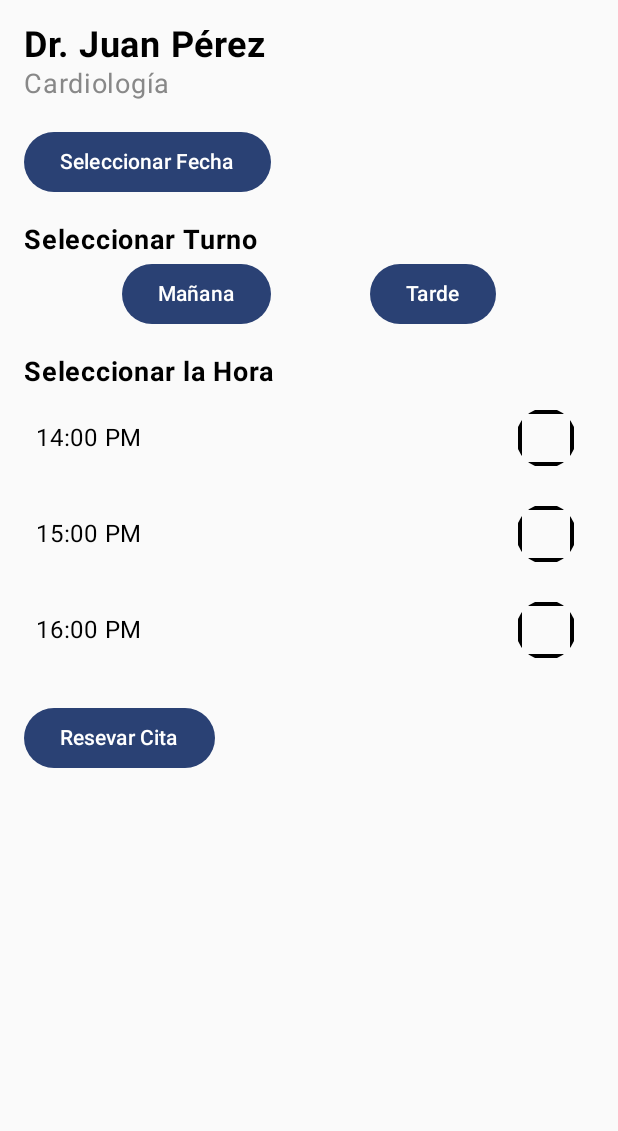
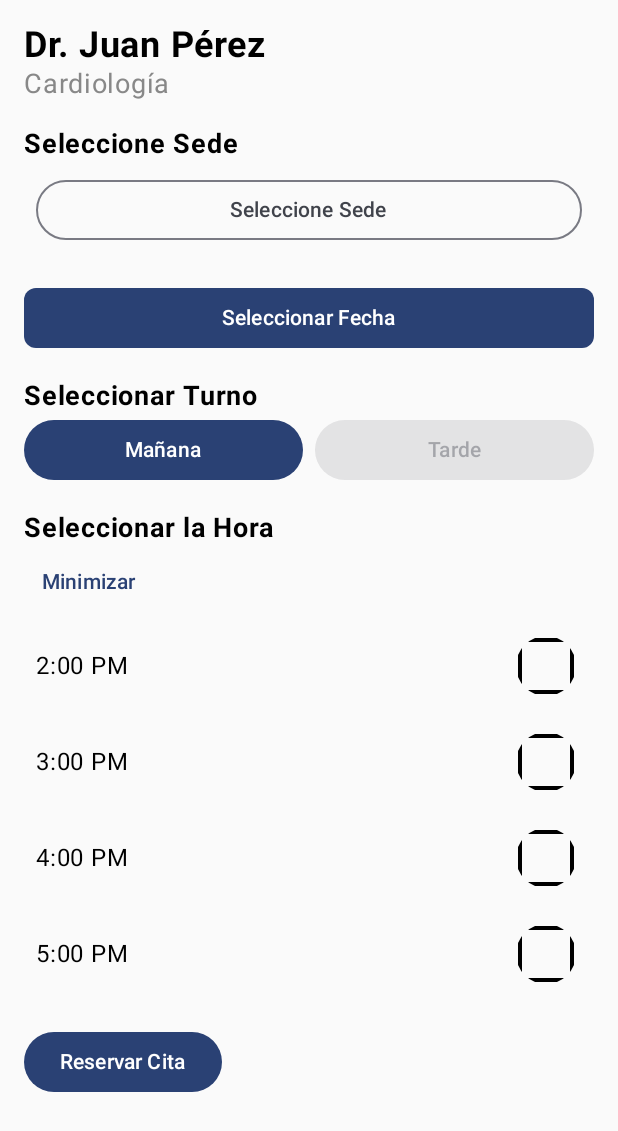
Before and after one commit to GeanUribe99/BioUp, an Android app built with Jetpack Compose: the screen it shows after launch (MainActivity), after a tap on "Tarde", on a phone screen of 412 x 824 dp. Shown: the top 1131 px of the screen. Run offline under Robolectric (Android 15) with nearby library versions, the phone set to English and light mode, and no system bars; 3 other taps on this screen came first.

Commit message:
Se agrega la actualización de ReservarCitasScreen

```diff
--- a/app/src/main/java/pe/edu/idat/bioup/auth/view/ReservarCitasScreen.kt
+++ b/app/src/main/java/pe/edu/idat/bioup/auth/view/ReservarCitasScreen.kt
@@ -3,6 +3,9 @@ package pe.edu.idat.bioup.auth.view
 import android.content.Context
 import android.icu.util.Calendar
 import android.widget.DatePicker
+import android.widget.Toast
+import androidx.compose.animation.AnimatedVisibility
+import androidx.compose.animation.core.tween
 import androidx.compose.foundation.layout.Arrangement
 import androidx.compose.foundation.layout.Column
 import androidx.compose.foundation.layout.Row
@@ -10,10 +13,17 @@ import androidx.compose.foundation.layout.Spacer
 import androidx.compose.foundation.layout.fillMaxWidth
 import androidx.compose.foundation.layout.padding
 import androidx.compose.foundation.layout.size
+import androidx.compose.foundation.rememberScrollState
+import androidx.compose.foundation.shape.RoundedCornerShape
+import androidx.compose.foundation.verticalScroll
 import androidx.compose.material3.Button
+import androidx.compose.material3.DropdownMenu
+import androidx.compose.material3.DropdownMenuItem
 import androidx.compose.material3.Icon
 import androidx.compose.material3.IconButton
+import androidx.compose.material3.OutlinedButton
 import androidx.compose.material3.Text
+import androidx.compose.material3.TextButton
 import androidx.compose.runtime.Composable
 import androidx.compose.runtime.MutableState
 import androidx.compose.runtime.mutableStateOf
@@ -21,14 +31,17 @@ import androidx.compose.runtime.remember
 import androidx.compose.ui.Alignment
 import androidx.compose.ui.Modifier
 import androidx.compose.ui.graphics.Color
+import androidx.compose.ui.layout.onGloballyPositioned
 import androidx.compose.ui.res.painterResource
 import androidx.compose.ui.text.font.FontWeight
 import androidx.compose.ui.unit.dp
 import androidx.compose.ui.unit.sp
+import androidx.compose.ui.unit.toSize
 import pe.edu.idat.bioup.R
 
 @Composable
 fun ReservarCitasScreen(context: Context) {
+    val scrollState = rememberScrollState()
     val doctorName = "Dr. Juan Pérez"
     val especialidad = "Cardiología"
     val fecha = remember {
@@ -37,16 +50,31 @@ fun ReservarCitasScreen(context: Context) {
     val seleccionarTurno = remember {
         mutableStateOf("")
     }
-    val turnoMañana = listOf("9:00 AM", "10:00 AM", "11:00 AM")
-
-    val turnoTarde = listOf("14:00 PM", "15:00 PM", "16:00 PM")
-
-    val seleccionarHora = remember { mutableStateOf("") }
+    val seleccionarHora = remember {
+        mutableStateOf("")
+    }
+    val expanded = remember {
+        mutableStateOf(false)
+    }
+    val selectedSede = remember {
+        mutableStateOf("Seleccione Sede")
+    }
+    val expandirHora = remember { mutableStateOf(true) }
+    val turnoDisponibles = listOf("8:00 AM", "9:00 AM", "10:00 AM", "11:00 AM")
+    val turnoTarde = listOf("2:00 PM", "3:00 PM", "4:00 PM", "5:00 PM")
+    val sedes = listOf(
+        "Centro Medico Lima",
+        "Clinica Surco",
+        "Hospital Central",
+        "Centro de Salud Miraflores"
+    )
+    val dropdownMenuSize = remember { mutableStateOf(androidx.compose.ui.geometry.Size.Zero) }
 
     Column(
         modifier = Modifier
             .fillMaxWidth()
             .padding(16.dp)
+            .verticalScroll(scrollState) // Permite hacer el scroll vertical
     ) {
         //Información del Doctor
         Text(text = doctorName, fontWeight = FontWeight.Bold, fontSize = 24.sp)
@@ -54,9 +82,40 @@ fun ReservarCitasScreen(context: Context) {
 
         Spacer(modifier = Modifier.size(16.dp))
 
+        //Seleccionar Sede
+        Text(text = "Seleccione Sede", fontWeight = FontWeight.Bold, fontSize = 18.sp)
+        OutlinedButton(
+            onClick = { expanded.value = true },
+            modifier = Modifier
+                .fillMaxWidth()
+                .padding(8.dp)
+                .onGloballyPositioned { coordinada ->
+                    dropdownMenuSize.value = coordinada.size.toSize()
+                }
+        ) {
+            Text(text = selectedSede.value)
+        }
+        DropdownMenu(
+            expanded = expanded.value,
+            onDismissRequest = { expanded.value = false },
+            modifier = Modifier.fillMaxWidth(),
+        ) {
+            sedes.forEach { sede ->
+                DropdownMenuItem(text = { Text(text = sede) }, onClick = {
+                    selectedSede.value = sede
+                    expanded.value = false
+                })
+            }
+        }
+
+        Spacer(modifier = Modifier.size(16.dp))
+
         //Calendario
-        Button(onClick = { mostrarSelectorFecha(context, fecha ) }) {
-            Text(text = if (fecha.value.isNotEmpty()) fecha.value else "Seleccionar Fecha")
+        Button(onClick = { mostrarSelectorFecha(context, fecha) },
+            modifier = Modifier.fillMaxWidth(),
+            shape = RoundedCornerShape(8.dp)
+        ) {
+            Text(text = fecha.value.ifEmpty { "Seleccionar Fecha" })
         }
 
         Spacer(modifier = Modifier.size(16.dp))
@@ -67,35 +126,84 @@ fun ReservarCitasScreen(context: Context) {
             modifier = Modifier.fillMaxWidth(),
             horizontalArrangement = Arrangement.SpaceEvenly
         ) {
-            Button(onClick = { seleccionarTurno.value = "Mañana" }) {
+            Button(
+                onClick = { seleccionarTurno.value = "Mañana"
+                          expandirHora.value = true
+                          },
+                enabled = seleccionarTurno.value != "Mañana",
+                modifier = Modifier.weight(1f),
+                colors = if (seleccionarTurno.value == "Mañana") {
+                    androidx.compose.material3.ButtonDefaults.buttonColors(
+                        Color.Gray
+                    )
+                } else {
+                    androidx.compose.material3.ButtonDefaults.buttonColors()
+                }
+            ) {
                 Text(text = "Mañana")
             }
-            Button(onClick = { seleccionarTurno.value = "Tarde" }) {
+            Spacer(modifier = Modifier.size(8.dp))
+            Button(
+                onClick = {seleccionarTurno.value = "Tarde"
+                          expandirHora.value = true
+                          },
+                enabled = seleccionarTurno.value != "Tarde",
+                modifier = Modifier.weight(1f),
+                colors = if (seleccionarTurno.value == "Tarde"){
+                    androidx.compose.material3.ButtonDefaults.buttonColors(
+                        Color.Gray
+                    )
+                } else {
+                    androidx.compose.material3.ButtonDefaults.buttonColors()
+                }
+            ) {
                 Text(text = "Tarde")
             }
         }
 
         Spacer(modifier = Modifier.size(16.dp))
 
-        //Seleccionar Tiempo
+        //Seleccionar Hora
         Text(text = "Seleccionar la Hora", fontWeight = FontWeight.Bold, fontSize = 18.sp)
-        if (seleccionarTurno.value == "Mañana") {
-            OpcionesTiempo(turnoMañana, seleccionarHora)
-        } else if (seleccionarTurno.value == "Tarde") {
-            OpcionesTiempo(turnoTarde, seleccionarHora)
+        TextButton(
+            onClick = { expandirHora.value = !expandirHora.value }
+        ) {
+            Text(text = if (expandirHora.value)"Minimizar" else "Expandir")
+        }
+        AnimatedVisibility(
+            visible = expandirHora.value,
+            enter = androidx.compose.animation.fadeIn(animationSpec = tween(300)),
+            exit = androidx.compose.animation.fadeOut(animationSpec = tween(300))
+        ) {
+            if (seleccionarTurno.value == "Mañana") {
+                OpcionesTiempo(turnoDisponibles, seleccionarHora, expandirHora)
+            } else if (seleccionarTurno.value == "Tarde") {
+                OpcionesTiempo(turnoTarde, seleccionarHora, expandirHora)
+            }
         }
 
         Spacer(modifier = Modifier.size(16.dp))
 
         //Boton de Reservar
-        Button(onClick = { /*TODO*/ }) {
-            Text(text = "Resevar Cita")
+        Button(onClick = {
+            if (fecha.value.isNotEmpty() && seleccionarTurno.value.isNotEmpty() && seleccionarHora.value.isNotEmpty()) {
+                Toast.makeText(
+                    context,
+                    "Cita reservada para ${fecha.value} a las ${seleccionarHora.value}",
+                    Toast.LENGTH_LONG
+                ).show()
+            } else {
+                Toast.makeText(context, "Por favor complete todos los campos", Toast.LENGTH_LONG)
+                    .show()
+            }
+        }) {
+            Text(text = "Reservar Cita")
         }
     }
 }
 
 @Composable
-fun OpcionesTiempo(times: List<String>, seleccionarHora: MutableState<String>) {
+fun OpcionesTiempo(times: List<String>, seleccionarHora: MutableState<String>, expandirHora:MutableState<Boolean>) {
     Column {
         times.forEach { time ->
             Row(
@@ -106,7 +214,12 @@ fun OpcionesTiempo(times: List<String>, seleccionarHora: MutableState<String>) {
                 verticalAlignment = Alignment.CenterVertically
             ) {
                 Text(text = time)
-                IconButton(onClick = { seleccionarHora.value = time }) {
+                IconButton(
+                    onClick = {
+                        seleccionarHora.value = time
+                        expandirHora.value = false // minimiza al seleccionar la hora
+                    }) {
+                    //Icono de seleccion
                     Icon(
                         painter = if (seleccionarHora.value == time)
                             painterResource(R.drawable.ic_check) else painterResource(R.drawable.ic_uncheck),
```
